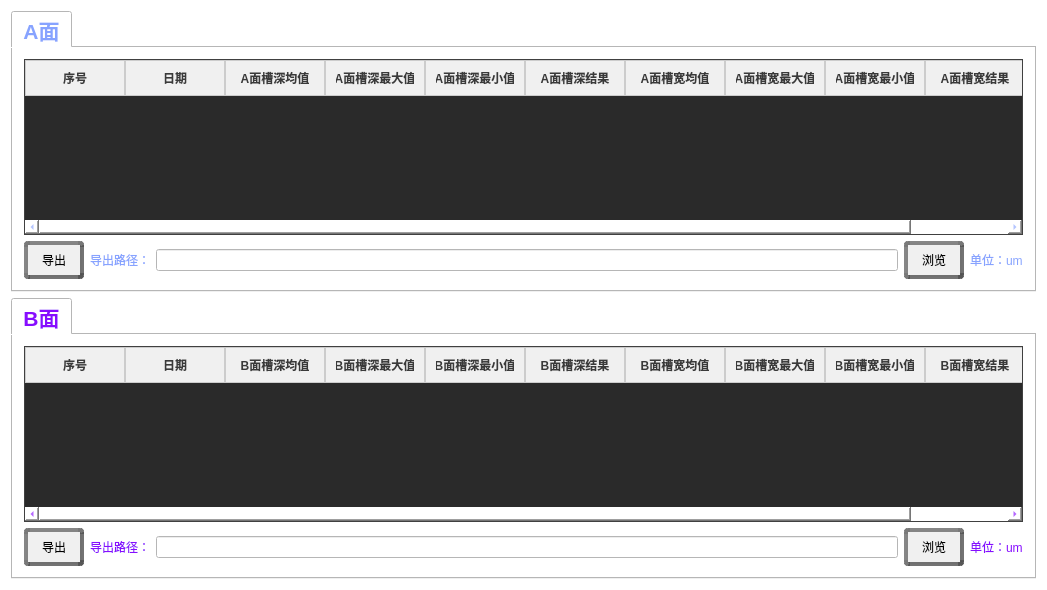
Old version of the form DataExcel.ui in the repository jiangzhiweihgkj/PolePieceMeasure.
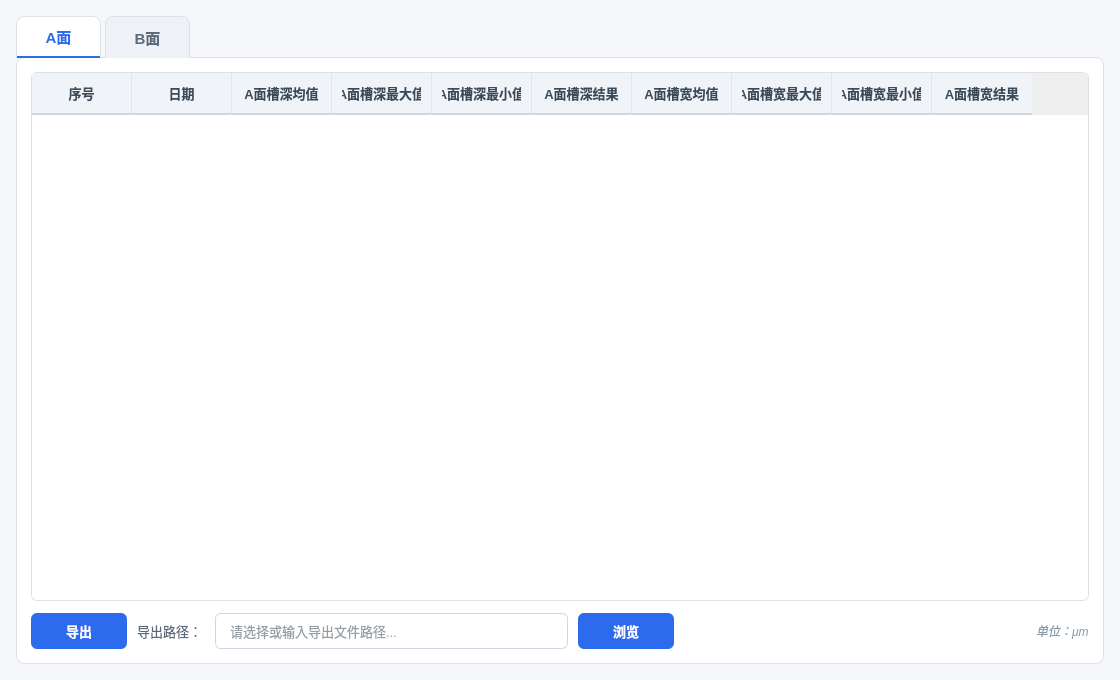
New version of the form.

Commit message: ui界面AI润色

Patch:
```diff
--- a/DataExcel.ui
+++ b/DataExcel.ui
@@ -6,31 +6,191 @@
    <rect>
     <x>0</x>
     <y>0</y>
-    <width>1047</width>
-    <height>590</height>
+    <width>1120</width>
+    <height>680</height>
    </rect>
   </property>
   <property name="windowTitle">
    <string>DataExcel</string>
   </property>
   <property name="styleSheet">
-   <string notr="true">background-color: rgb(255, 255, 255);
-color: rgb(5, 5, 5);</string>
+   <string notr="true">/* ===== 全局 ===== */
+QWidget#DataExcelClass {
+    background-color: #f5f7fa;
+    color: #2c3e50;
+    font-family: &quot;Segoe UI&quot;, &quot;Microsoft YaHei&quot;, &quot;PingFang SC&quot;, sans-serif;
+}
+
+/* ===== TabWidget 容器 ===== */
+QTabWidget::pane {
+    border: 1px solid #dce1e8;
+    border-radius: 8px;
+    background-color: #ffffff;
+    top: -1px;
+}
+
+/* ===== Tab 标签 ===== */
+QTabWidget::tab-bar {
+    alignment: left;
+}
+
+QTabBar::tab {
+    background-color: #eef1f5;
+    color: #5a6a7a;
+    border: 1px solid #dce1e8;
+    border-bottom: none;
+    border-top-left-radius: 8px;
+    border-top-right-radius: 8px;
+    padding: 10px 28px;
+    margin-right: 4px;
+    font-size: 15px;
+    font-weight: 600;
+}
+
+QTabBar::tab:selected {
+    background-color: #ffffff;
+    color: #2c6bed;
+    border-bottom: 2px solid #2c6bed;
+}
+
+QTabBar::tab:hover:!selected {
+    background-color: #e3e8ef;
+    color: #3a4a5a;
+}
+
+/* ===== 表格 ===== */
+QTableWidget {
+    background-color: #ffffff;
+    alternate-background-color: #f8fafc;
+    color: #2c3e50;
+    gridline-color: #e8ecf1;
+    border: 1px solid #dce1e8;
+    border-radius: 6px;
+    selection-background-color: #d6e4ff;
+    selection-color: #1a3a6b;
+    font-size: 13px;
+    outline: none;
+}
+
+QTableWidget::item {
+    padding: 6px 10px;
+    border: none;
+}
+
+QTableWidget::item:selected {
+    background-color: #d6e4ff;
+    color: #1a3a6b;
+}
+
+QTableWidget::item:hover {
+    background-color: #eef4ff;
+}
+
+/* ===== 表头 ===== */
+QHeaderView::section {
+    background-color: #f0f3f8;
+    color: #3a4a5a;
+    padding: 8px 10px;
+    border: none;
+    border-right: 1px solid #e0e5ec;
+    border-bottom: 2px solid #d0d7e2;
+    font-weight: 600;
+    font-size: 13px;
+}
+
+QHeaderView::section:last {
+    border-right: none;
+}
+
+QTableCornerButton::section {
+    background-color: #f0f3f8;
+    border: none;
+}
+
+/* ===== 按钮 ===== */
+QPushButton {
+    color: #ffffff;
+    background-color: #2c6bed;
+    border: none;
+    border-radius: 6px;
+    padding: 8px 20px;
+    font-size: 13px;
+    font-weight: 600;
+    min-height: 20px;
+}
+
+QPushButton:hover {
+    background-color: #1e5bd6;
+}
+
+QPushButton:pressed {
+    background-color: #1749b8;
+}
+
+QPushButton:disabled {
+    background-color: #b8c4d6;
+    color: #eef1f5;
+}
+
+/* ===== 输入框 ===== */
+QLineEdit {
+    background-color: #ffffff;
+    color: #2c3e50;
+    border: 1px solid #d0d7e2;
+    border-radius: 6px;
+    padding: 7px 12px;
+    font-size: 13px;
+    selection-background-color: #d6e4ff;
+    selection-color: #1a3a6b;
+}
+
+QLineEdit:focus {
+    border: 1px solid #2c6bed;
+    background-color: #fafcff;
+}
+
+QLineEdit:hover:!focus {
+    border: 1px solid #b8c4d6;
+}
+
+/* ===== 标签 ===== */
+QLabel {
+    color: #5a6a7a;
+    font-size: 13px;
+    background: transparent;
+}
+
+QLabel#labelUnit_A,
+QLabel#labelUnit_B {
+    color: #8899aa;
+    font-size: 12px;
+    font-style: italic;
+}
+</string>
   </property>
-  <layout class="QGridLayout" name="gridLayout_4">
-   <item row="0" column="0">
+  <layout class="QVBoxLayout" name="mainLayout">
+   <property name="spacing">
+    <number>12</number>
+   </property>
+   <property name="leftMargin">
+    <number>16</number>
+   </property>
+   <property name="topMargin">
+    <number>16</number>
+   </property>
+   <property name="rightMargin">
+    <number>16</number>
+   </property>
+   <property name="bottomMargin">
+    <number>16</number>
+   </property>
+   <item>
     <widget class="QTabWidget" name="tabWidget">
      <property name="font">
       <font>
-       <pointsize>16</pointsize>
-       <weight>75</weight>
-       <bold>true</bold>
+       <pointsize>12</pointsize>
       </font>
      </property>
-     <property name="styleSheet">
-      <string notr="true"> 
-color: rgb(135, 163, 255);</string>
-     </property>
      <property name="currentIndex">
       <number>0</number>
      </property>
@@ -38,50 +198,35 @@
       <attribute name="title">
        <string>A面</string>
       </attribute>
-      <layout class="QGridLayout" name="gridLayout_2">
-       <item row="0" column="0">
-        <layout class="QGridLayout" name="gridLayout">
-         <item row="0" column="0">
+      <layout class="QVBoxLayout" name="layoutA">
+       <property name="spacing">
+        <number>12</number>
+       </property>
+       <property name="leftMargin">
+        <number>14</number>
+       </property>
+       <property name="topMargin">
+        <number>14</number>
+       </property>
+       <property name="rightMargin">
+        <number>14</number>
+       </property>
+       <property name="bottomMargin">
+        <number>14</number>
+       </property>
+       <item>
           <widget class="QTableWidget" name="tableWidgetExcel_A">
-           <property name="styleSheet">
-            <string notr="true">QTableWidget {
-    background-color: #2a2a2a;
-    color: white;
-    gridline-color: #3a3a3a;
-    border: 1px solid #404040;
-    selection-color: white;
-    alternate-background-color: #333333;
-    selection-background-color: #555555;
-    font-size: 12px;
-}
-
-QTableWidget::item {
-    padding: 6px 10px;
-    border: none;
-}
-
-/* 选中状态，无论是否有焦点，都使用深灰背景 */
-QTableWidget::item:selected,
-QTableWidget::item:selected:focus,
-QTableWidget::item:selected:!focus {
-    background-color: #555555 !important;
-    color: white !important;
-}
-
-/* 鼠标悬停时高亮 */
-QTableWidget::item:hover {
-    background-color:rgb(160, 185, 217);
-}
-
-/* 表头样式 */
-QHeaderView::section {
-    background-color: #f0f0f0;
-    color: #3a3a3a;
-    padding: 6px 10px;
-    border: 1px solid #cccccc;
-    font-weight: bold;
-}
-</string>
+         <property name="alternatingRowColors">
+          <bool>true</bool>
+         </property>
+         <property name="selectionBehavior">
+          <enum>QAbstractItemView::SelectRows</enum>
+         </property>
+         <property name="showGrid">
+          <bool>true</bool>
+         </property>
+         <property name="sortingEnabled">
+          <bool>true</bool>
            </property>
            <column>
             <property name="text">
@@ -135,64 +280,22 @@
            </column>
           </widget>
          </item>
-         <item row="1" column="0">
+       <item>
           <layout class="QHBoxLayout" name="horizontalLayout">
+         <property name="spacing">
+          <number>10</number>
+         </property>
            <item>
             <widget class="QPushButton" name="btnInput_A">
-             <property name="styleSheet">
-              <string notr="true">QPushButton {
-    color: rgb(0, 0, 0);
-    background-color: rgb(240, 240, 240);
-    border-radius: 4px;
-    outline: none;
-    transition: all 0.15s ease-in-out;
-    padding: 6px 14px;
-    /* 双层边框实现立体效果 */
-    border: 4px solid rgba(80, 80, 80, 0.8); /* 外层深灰色边框 */
-    border-top: 4px solid rgba(120, 120, 120, 0.9);
-    border-left: 4px solid rgba(120, 120, 120, 0.9);
-    /* 内层边框效果 */
-    background-clip: padding-box;
-    position: relative;
-}
-
-QPushButton::before {
-    content: &quot;&quot;;
-    position: absolute;
-    top: 1px;
-    left: 1px;
-    right: 1px;
-    bottom: 1px;
-    border: 1px solid rgba(30, 30, 30, 0.9);
-    border-radius: 3px;
-    pointer-events: none;
-}
-
-QPushButton:hover {
-    background-color: rgb(162, 162, 162);
-    border-color: rgba(100, 100, 100, 0.9);
-    border-top-color: rgba(140, 140, 140, 0.9);
-    border-left-color: rgba(140, 140, 140, 0.9);
-}
-
-QPushButton:pressed {
-    background-color: #252A32;
-    color: #C8CDD1;
-    /* 按下时反转边框明暗 */
-    border: 1px solid rgba(60, 60, 60, 0.9);
-    border-bottom-color: rgba(100, 100, 100, 0.9);
-    border-right-color: rgba(100, 100, 100, 0.9);
-}
-
-QPushButton:disabled {
-    background-color: #E3E7EB;
-    color: #A0A6AC;
-    border: 1px solid rgba(150, 150, 150, 0.6);
-}</string>
-             </property>
              <property name="text">
               <string>导出</string>
              </property>
+           <property name="minimumSize">
+            <size>
+             <width>96</width>
+             <height>36</height>
+            </size>
+           </property>
             </widget>
            </item>
            <item>
@@ -200,148 +303,102 @@
              <property name="text">
               <string>导出路径：</string>
              </property>
+           <property name="minimumSize">
+            <size>
+             <width>68</width>
+             <height>0</height>
+            </size>
+           </property>
             </widget>
            </item>
            <item>
-            <widget class="QLineEdit" name="editPath_A"/>
+          <widget class="QLineEdit" name="editPath_A">
+           <property name="minimumSize">
+            <size>
+             <width>300</width>
+             <height>36</height>
+            </size>
+           </property>
+           <property name="placeholderText">
+            <string>请选择或输入导出文件路径...</string>
+           </property>
+          </widget>
            </item>
            <item>
             <widget class="QPushButton" name="btnBrowse_A">
-             <property name="styleSheet">
-              <string notr="true">QPushButton {
-    color: rgb(0, 0, 0);
-    background-color: rgb(240, 240, 240);
-    border-radius: 4px;
-    outline: none;
-    transition: all 0.15s ease-in-out;
-    padding: 6px 14px;
-    /* 双层边框实现立体效果 */
-    border: 4px solid rgba(80, 80, 80, 0.8); /* 外层深灰色边框 */
-    border-top: 4px solid rgba(120, 120, 120, 0.9);
-    border-left: 4px solid rgba(120, 120, 120, 0.9);
-    /* 内层边框效果 */
-    background-clip: padding-box;
-    position: relative;
-}
-
-QPushButton::before {
-    content: &quot;&quot;;
-    position: absolute;
-    top: 1px;
-    left: 1px;
-    right: 1px;
-    bottom: 1px;
-    border: 1px solid rgba(30, 30, 30, 0.9);
-    border-radius: 3px;
-    pointer-events: none;
-}
-
-QPushButton:hover {
-    background-color: rgb(162, 162, 162);
-    border-color: rgba(100, 100, 100, 0.9);
-    border-top-color: rgba(140, 140, 140, 0.9);
-    border-left-color: rgba(140, 140, 140, 0.9);
-}
-
-QPushButton:pressed {
-    background-color: #252A32;
-    color: #C8CDD1;
-    /* 按下时反转边框明暗 */
-    border: 1px solid rgba(60, 60, 60, 0.9);
-    border-bottom-color: rgba(100, 100, 100, 0.9);
-    border-right-color: rgba(100, 100, 100, 0.9);
-}
-
-QPushButton:disabled {
-    background-color: #E3E7EB;
-    color: #A0A6AC;
-    border: 1px solid rgba(150, 150, 150, 0.6);
-}</string>
-             </property>
              <property name="text">
               <string>浏览</string>
              </property>
-            </widget>
-           </item>
+           <property name="minimumSize">
+            <size>
+             <width>96</width>
+             <height>36</height>
+            </size>
+           </property>
+          </widget>
+         </item>
+         <item>
+          <spacer name="spacerA">
+           <property name="orientation">
+            <enum>Qt::Horizontal</enum>
+           </property>
+           <property name="sizeHint" stdset="0">
+            <size>
+             <width>40</width>
+             <height>20</height>
+            </size>
+           </property>
+          </spacer>
+         </item>
            <item>
             <widget class="QLabel" name="label_3">
              <property name="text">
-              <string>单位：um</string>
-             </property>
-            </widget>
-           </item>
-          </layout>
-         </item>
-        </layout>
-       </item>
-      </layout>
-     </widget>
-    </widget>
-   </item>
-   <item row="1" column="0">
-    <widget class="QTabWidget" name="tabWidget_2">
-     <property name="font">
-      <font>
-       <pointsize>16</pointsize>
-       <weight>75</weight>
-       <bold>true</bold>
-      </font>
+            <string>单位：μm</string>
      </property>
      <property name="styleSheet">
-      <string notr="true"> 
-color: rgb(135, 13, 255);</string>
-     </property>
-     <property name="currentIndex">
-      <number>0</number>
-     </property>
+            <string notr="true">color: #8899aa;
+font-size: 12px;
+font-style: italic;</string>
+           </property>
+          </widget>
+         </item>
+        </layout>
+       </item>
+      </layout>
+     </widget>
      <widget class="QWidget" name="tab_3">
       <attribute name="title">
        <string>B面</string>
       </attribute>
-      <layout class="QGridLayout" name="gridLayout_3">
-       <item row="0" column="0">
-        <layout class="QVBoxLayout" name="verticalLayout">
+      <layout class="QVBoxLayout" name="layoutB">
+       <property name="spacing">
+        <number>12</number>
+       </property>
+       <property name="leftMargin">
+        <number>14</number>
+       </property>
+       <property name="topMargin">
+        <number>14</number>
+       </property>
+       <property name="rightMargin">
+        <number>14</number>
+       </property>
+       <property name="bottomMargin">
+        <number>14</number>
+       </property>
          <item>
           <widget class="QTableWidget" name="tableWidgetExcel_B">
-           <property name="styleSheet">
-            <string notr="true">QTableWidget {
-    background-color: #2a2a2a;
-    color: white;
-    gridline-color: #3a3a3a;
-    border: 1px solid #404040;
-    selection-color: white;
-    alternate-background-color: #333333;
-    selection-background-color: #555555;
-    font-size: 12px;
-}
-
-QTableWidget::item {
-    padding: 6px 10px;
-    border: none;
-}
-
-/* 选中状态，无论是否有焦点，都使用深灰背景 */
-QTableWidget::item:selected,
-QTableWidget::item:selected:focus,
-QTableWidget::item:selected:!focus {
-    background-color: #555555 !important;
-    color: white !important;
-}
-
-/* 鼠标悬停时高亮 */
-QTableWidget::item:hover {
-    background-color:rgb(160, 185, 217);
-}
-
-/* 表头样式 */
-QHeaderView::section {
-    background-color: #f0f0f0;
-    color: #3a3a3a;
-    padding: 6px 10px;
-    border: 1px solid #cccccc;
-    font-weight: bold;
-}
-</string>
+         <property name="alternatingRowColors">
+          <bool>true</bool>
+         </property>
+         <property name="selectionBehavior">
+          <enum>QAbstractItemView::SelectRows</enum>
+         </property>
+         <property name="showGrid">
+          <bool>true</bool>
+         </property>
+         <property name="sortingEnabled">
+          <bool>true</bool>
            </property>
            <column>
             <property name="text">
@@ -397,62 +454,20 @@
          </item>
          <item>
           <layout class="QHBoxLayout" name="horizontalLayout_2">
+         <property name="spacing">
+          <number>10</number>
+         </property>
            <item>
             <widget class="QPushButton" name="btnInput_B">
-             <property name="styleSheet">
-              <string notr="true">QPushButton {
-    color: rgb(0, 0, 0);
-    background-color: rgb(240, 240, 240);
-    border-radius: 4px;
-    outline: none;
-    transition: all 0.15s ease-in-out;
-    padding: 6px 14px;
-    /* 双层边框实现立体效果 */
-    border: 4px solid rgba(80, 80, 80, 0.8); /* 外层深灰色边框 */
-    border-top: 4px solid rgba(120, 120, 120, 0.9);
-    border-left: 4px solid rgba(120, 120, 120, 0.9);
-    /* 内层边框效果 */
-    background-clip: padding-box;
-    position: relative;
-}
-
-QPushButton::before {
-    content: &quot;&quot;;
-    position: absolute;
-    top: 1px;
-    left: 1px;
-    right: 1px;
-    bottom: 1px;
-    border: 1px solid rgba(30, 30, 30, 0.9);
-    border-radius: 3px;
-    pointer-events: none;
-}
-
-QPushButton:hover {
-    background-color: rgb(162, 162, 162);
-    border-color: rgba(100, 100, 100, 0.9);
-    border-top-color: rgba(140, 140, 140, 0.9);
-    border-left-color: rgba(140, 140, 140, 0.9);
-}
-
-QPushButton:pressed {
-    background-color: #252A32;
-    color: #C8CDD1;
-    /* 按下时反转边框明暗 */
-    border: 1px solid rgba(60, 60, 60, 0.9);
-    border-bottom-color: rgba(100, 100, 100, 0.9);
-    border-right-color: rgba(100, 100, 100, 0.9);
-}
-
-QPushButton:disabled {
-    background-color: #E3E7EB;
-    color: #A0A6AC;
-    border: 1px solid rgba(150, 150, 150, 0.6);
-}</string>
-             </property>
              <property name="text">
               <string>导出</string>
              </property>
+           <property name="minimumSize">
+            <size>
+             <width>96</width>
+             <height>36</height>
+            </size>
+           </property>
             </widget>
            </item>
            <item>
@@ -460,77 +475,64 @@
              <property name="text">
               <string>导出路径：</string>
              </property>
+           <property name="minimumSize">
+            <size>
+             <width>68</width>
+             <height>0</height>
+            </size>
+           </property>
             </widget>
            </item>
            <item>
-            <widget class="QLineEdit" name="editPath_B"/>
+          <widget class="QLineEdit" name="editPath_B">
+           <property name="minimumSize">
+            <size>
+             <width>300</width>
+             <height>36</height>
+            </size>
+           </property>
+           <property name="placeholderText">
+            <string>请选择或输入导出文件路径...</string>
+           </property>
+          </widget>
            </item>
            <item>
             <widget class="QPushButton" name="btnBrowse_B">
-             <property name="styleSheet">
-              <string notr="true">QPushButton {
-    color: rgb(0, 0, 0);
-    background-color: rgb(240, 240, 240);
-    border-radius: 4px;
-    outline: none;
-    transition: all 0.15s ease-in-out;
-    padding: 6px 14px;
-    /* 双层边框实现立体效果 */
-    border: 4px solid rgba(80, 80, 80, 0.8); /* 外层深灰色边框 */
-    border-top: 4px solid rgba(120, 120, 120, 0.9);
-    border-left: 4px solid rgba(120, 120, 120, 0.9);
-    /* 内层边框效果 */
-    background-clip: padding-box;
-    position: relative;
-}
-
-QPushButton::before {
-    content: &quot;&quot;;
-    position: absolute;
-    top: 1px;
-    left: 1px;
-    right: 1px;
-    bottom: 1px;
-    border: 1px solid rgba(30, 30, 30, 0.9);
-    border-radius: 3px;
-    pointer-events: none;
-}
-
-QPushButton:hover {
-    background-color: rgb(162, 162, 162);
-    border-color: rgba(100, 100, 100, 0.9);
-    border-top-color: rgba(140, 140, 140, 0.9);
-    border-left-color: rgba(140, 140, 140, 0.9);
-}
-
-QPushButton:pressed {
-    background-color: #252A32;
-    color: #C8CDD1;
-    /* 按下时反转边框明暗 */
-    border: 1px solid rgba(60, 60, 60, 0.9);
-    border-bottom-color: rgba(100, 100, 100, 0.9);
-    border-right-color: rgba(100, 100, 100, 0.9);
-}
-
-QPushButton:disabled {
-    background-color: #E3E7EB;
-    color: #A0A6AC;
-    border: 1px solid rgba(150, 150, 150, 0.6);
-}</string>
-             </property>
              <property name="text">
               <string>浏览</string>
              </property>
-            </widget>
-           </item>
+           <property name="minimumSize">
+            <size>
+             <width>96</width>
+             <height>36</height>
+            </size>
+           </property>
+          </widget>
+         </item>
+         <item>
+          <spacer name="spacerB">
+           <property name="orientation">
+            <enum>Qt::Horizontal</enum>
+           </property>
+           <property name="sizeHint" stdset="0">
+            <size>
+             <width>40</width>
+             <height>20</height>
+            </size>
+           </property>
+          </spacer>
+         </item>
            <item>
             <widget class="QLabel" name="label_4">
              <property name="text">
-              <string>单位：um</string>
-             </property>
-            </widget>
-           </item>
-          </layout>
+            <string>单位：μm</string>
+           </property>
+           <property name="styleSheet">
+            <string notr="true">color: #8899aa;
+font-size: 12px;
+font-style: italic;</string>
+           </property>
+          </widget>
          </item>
         </layout>
        </item>
```
Lines whose indentation alone changed are shown as unchanged. The commit also changes 5 other files.
